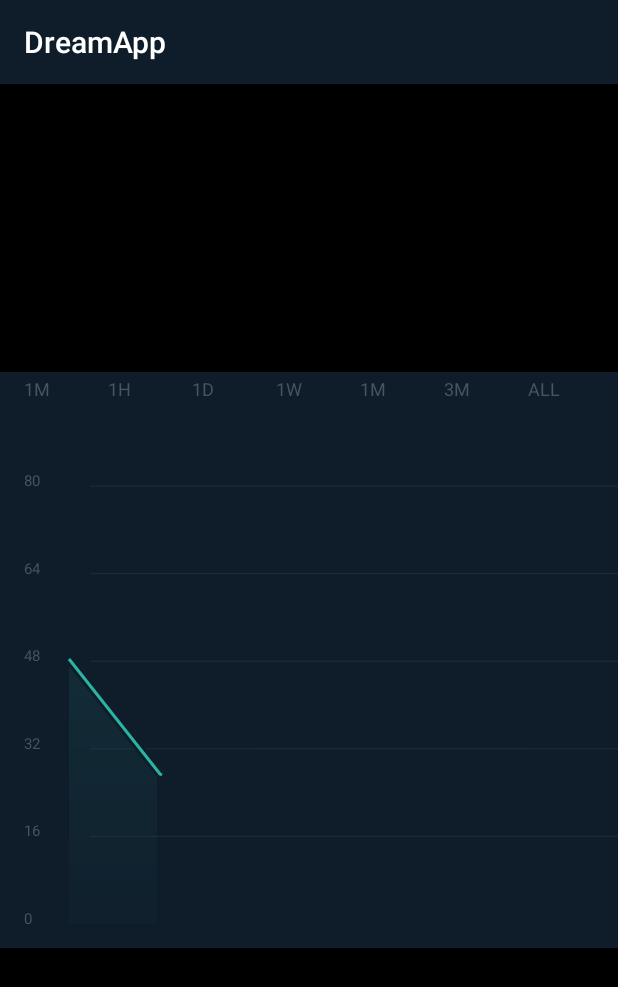
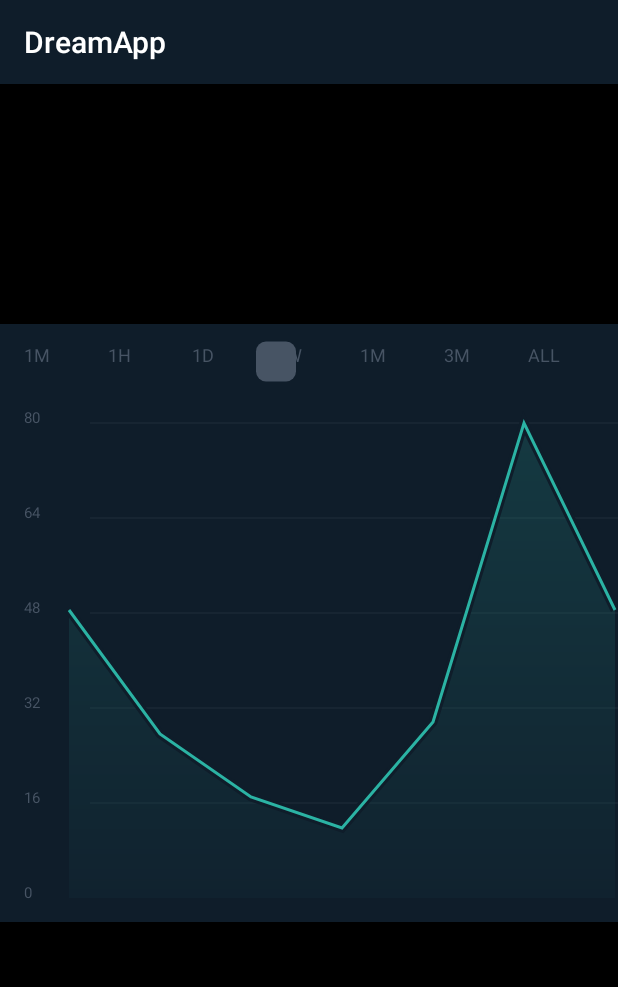
Before and after one commit to Meirlen/DreamApp, an Android app: the screen it shows after launch (MainActivity), after a tap on an icon or button, on a phone screen of 412 x 824 dp. Shown: the top 987 px of the screen. Run offline under Robolectric (Android 15) with nearby library versions, the phone set to English and light mode, and no system bars.

Commit message:
separated filter  from main logic & started working with selected item logic

```diff
--- /dev/null
+++ b/app/src/main/java/com/example/myapplication/FilterView.kt
@@ -0,0 +1,77 @@
+package com.example.myapplication
+
+import android.content.Context
+import android.graphics.*
+import android.util.AttributeSet
+import android.view.View
+import com.example.myapplication.data.Filter
+
+class FilterView : View {
+
+
+    private var padding: Int = 0
+    private val filterSize = Filter.values().size
+    private val titlePaint = Paint(Paint.ANTI_ALIAS_FLAG)
+    private val selectedCirclePaint = Paint(Paint.ANTI_ALIAS_FLAG)
+
+
+    constructor(context: Context) : super(context)
+
+    constructor(context: Context, attrs: AttributeSet) : super(context, attrs)
+
+    init {
+        init()
+    }
+
+
+    override fun onMeasure(widthMeasureSpec: Int, heightMeasureSpec: Int) {
+        super.onMeasure(widthMeasureSpec, heightMeasureSpec)
+        val res = context.resources
+        val width = MeasureSpec.getSize(widthMeasureSpec)
+        val height = res.getDimension(R.dimen.filter_height).toInt()
+        setMeasuredDimension(width, height)
+    }
+
+    override fun onDraw(canvas: Canvas) {
+        drawFilter(canvas)
+    }
+
+
+    private fun drawFilter(canvas: Canvas) {
+
+        val sellSize = (width - padding) / filterSize
+
+        var x: Float
+        val y = height / 2f
+
+        repeat(filterSize) { position ->
+
+            x = padding.toFloat()
+            x += sellSize * position
+            val filterTitle = Filter.values()[position].title
+            canvas.drawText(filterTitle, x, y, titlePaint)
+            if (position == 3) {
+                val rectF = RectF(x + 20, y + 20, x - 20, y - 20)
+                canvas.drawRoundRect(rectF, 10f, 10f, selectedCirclePaint)
+            }
+
+        }
+
+    }
+
+    private fun init() {
+        val res = context.resources
+        padding = res.getDimension(R.dimen.graph_view_padding).toInt()
+        titlePaint.textSize = res.getDimension(R.dimen.filter_text_size)
+        titlePaint.color = res.getColor(R.color.colorPrimaryText)
+
+
+        selectedCirclePaint.isFakeBoldText = true
+        selectedCirclePaint.isAntiAlias = true
+        selectedCirclePaint.alpha = 1
+        selectedCirclePaint.color = res.getColor(R.color.colorPrimaryText)
+        selectedCirclePaint.textAlign = Paint.Align.CENTER
+        selectedCirclePaint.style = Paint.Style.FILL
+    }
+
+}
--- a/app/src/main/java/com/example/myapplication/GraphView.kt
+++ b/app/src/main/java/com/example/myapplication/GraphView.kt
@@ -20,7 +20,7 @@ class GraphView : View, GraphManager.AnimationListener {
     override fun onMeasure(widthMeasureSpec: Int, heightMeasureSpec: Int) {
         super.onMeasure(widthMeasureSpec, heightMeasureSpec)
         val width = MeasureSpec.getSize(widthMeasureSpec)
-        val height = MeasureSpec.getSize(heightMeasureSpec) / 2
+        val height = (MeasureSpec.getSize(heightMeasureSpec) / 2.2).toInt()
         graphManager.graph().width = width
         graphManager.graph().height = height
         setMeasuredDimension(width, height)
--- a/app/src/main/java/com/example/myapplication/animation/AnimationManager.kt
+++ b/app/src/main/java/com/example/myapplication/animation/AnimationManager.kt
@@ -19,7 +19,7 @@ class AnimationManager(var graph: Graph) {
         const val PROPERTY_ALPHA = "PROPERTY_ALPHA"
         const val ALPHA_START = 0
         const val ALPHA_END = 255
-        const val ANIMATION_DURATION = 2000L
+        const val ANIMATION_DURATION = 200L
         const val VALUE_NONE = -1
 
     }
--- a/app/src/main/java/com/example/myapplication/data/Graph.kt
+++ b/app/src/main/java/com/example/myapplication/data/Graph.kt
@@ -14,7 +14,5 @@ class Graph(
     var padding: Int = 0,
     var valueBarWidth: Int = 0,
     var textSize: Float = 0f,
-    var filterTitleSize: Float = 0f,
-    var filterHeight: Int = 0,
     var strokeHeight: Float = 0f
 )
--- a/app/src/main/java/com/example/myapplication/draw/DrawController.kt
+++ b/app/src/main/java/com/example/myapplication/draw/DrawController.kt
@@ -22,13 +22,11 @@ class DrawController(private var graph: Graph, private var context: Context) {
     private val pathLinePaint = Paint(Paint.ANTI_ALIAS_FLAG or Paint.FILTER_BITMAP_FLAG)
     private val pathAddLinePaint = Paint(Paint.ANTI_ALIAS_FLAG or Paint.FILTER_BITMAP_FLAG)
     private val paintValueBarTitle = Paint(Paint.ANTI_ALIAS_FLAG)
-    private val paintFilterTitle = Paint(Paint.ANTI_ALIAS_FLAG)
     private val paintHorizontalLines = Paint(Paint.ANTI_ALIAS_FLAG)
 
 
     private var bottomX: Float = 0f
     private var bottomY: Float = 0F
-    private val filterSize = Filter.values().size
 
 
     private var gdBoundsRect = Rect()
@@ -47,7 +45,6 @@ class DrawController(private var graph: Graph, private var context: Context) {
 
         drawVerticalBar(canvas)
         drawGradient(canvas)
-        drawFilter(canvas)
         drawGraph(canvas)
 
     }
@@ -71,23 +68,6 @@ class DrawController(private var graph: Graph, private var context: Context) {
         this.animValue = animValue
     }
 
-    private fun drawFilter(canvas: Canvas) {
-
-        val sellSize = (graph.width - graph.padding) / filterSize
-
-        var x: Float
-        val y = graph.padding.toFloat()
-
-        repeat(filterSize) { position ->
-
-            x = graph.padding.toFloat()
-            x += sellSize * position
-            val filterTitle = Filter.values()[position].title
-            canvas.drawText(filterTitle, x, y, paintFilterTitle)
-
-        }
-
-    }
 
     private fun drawVerticalBar(canvas: Canvas) {
         val inputDataList = graph.inputDataList
@@ -99,7 +79,7 @@ class DrawController(private var graph: Graph, private var context: Context) {
         val correctedMaxValue = getCorrectedMaxValue(maxValue)
         val value = correctedMaxValue.toFloat() / maxValue
 
-        val heightOffset = graph.filterHeight + graph.padding
+        val heightOffset = graph.padding
         val padding = graph.padding
         val height = graph.height - padding
         val width = graph.width.toFloat()
@@ -222,10 +202,8 @@ class DrawController(private var graph: Graph, private var context: Context) {
         val res = context.resources
 
         graph.padding = res.getDimension(R.dimen.graph_view_padding).toInt()
-        graph.filterHeight = res.getDimension(R.dimen.filter_height).toInt()
         graph.valueBarWidth = res.getDimension(R.dimen.value_bar_width).toInt()
         graph.textSize = res.getDimension(R.dimen.graph_text_size)
-        graph.filterTitleSize = res.getDimension(R.dimen.filter_text_size)
         graph.strokeHeight = res.getDimension(R.dimen.graph_stroke_height)
 
         pathFillPaint.color = Color.TRANSPARENT
@@ -249,8 +227,5 @@ class DrawController(private var graph: Graph, private var context: Context) {
         paintValueBarTitle.color = res.getColor(R.color.colorPrimaryText)
         // mMonthTitlePaint.textAlign = Paint.Align.CENTER
 
-        paintFilterTitle.textSize = graph.filterTitleSize
-        paintFilterTitle.color = res.getColor(R.color.colorPrimaryText)
-
     }
 }
--- a/app/src/main/java/com/example/myapplication/manager/ValueManager.kt
+++ b/app/src/main/java/com/example/myapplication/manager/ValueManager.kt
@@ -83,7 +83,7 @@ private fun getCoordinateX(chart: Graph, index: Int): Int {
 fun getCoordinateY(graph: Graph, value: Float): Int {
 
     val height = graph.height
-    val heightOffset = graph.padding + graph.filterHeight
+    val heightOffset = graph.padding
 
     val heightCorrected = height - heightOffset
 
--- a/app/src/main/res/layout/activity_main.xml
+++ b/app/src/main/res/layout/activity_main.xml
@@ -7,6 +7,16 @@
     android:background="@android:color/black"
     tools:context=".MainActivity">
 
+
+    <com.example.myapplication.FilterView
+        android:id="@+id/filterView"
+        android:layout_width="wrap_content"
+        android:layout_height="wrap_content"
+        android:background="@color/colorPrimary"
+        android:text="Hello World!"
+        app:layout_constraintBottom_toTopOf="@+id/graphView"
+        app:layout_constraintLeft_toLeftOf="parent"
+        app:layout_constraintRight_toRightOf="parent" />
 
     <com.example.myapplication.GraphView
         android:id="@+id/graphView"
--- a/app/src/main/res/values/dimens.xml
+++ b/app/src/main/res/values/dimens.xml
@@ -2,7 +2,7 @@
 <resources>
     <dimen name="graph_view_padding">16dp</dimen>
     <dimen name="value_bar_width">30dp</dimen>
-    <dimen name="filter_height">60dp</dimen>
+    <dimen name="filter_height">50dp</dimen>
     <dimen name="graph_text_size">10sp</dimen>
     <dimen name="filter_text_size">12sp</dimen>
     <dimen name="graph_stroke_height">2dp</dimen>
```
